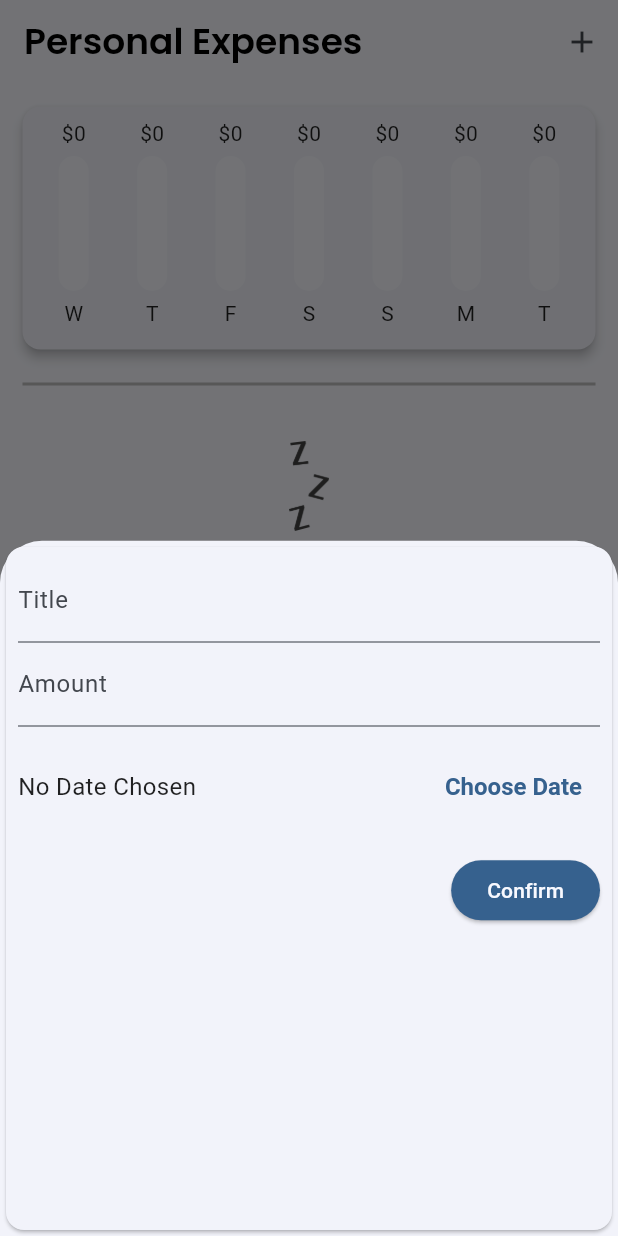
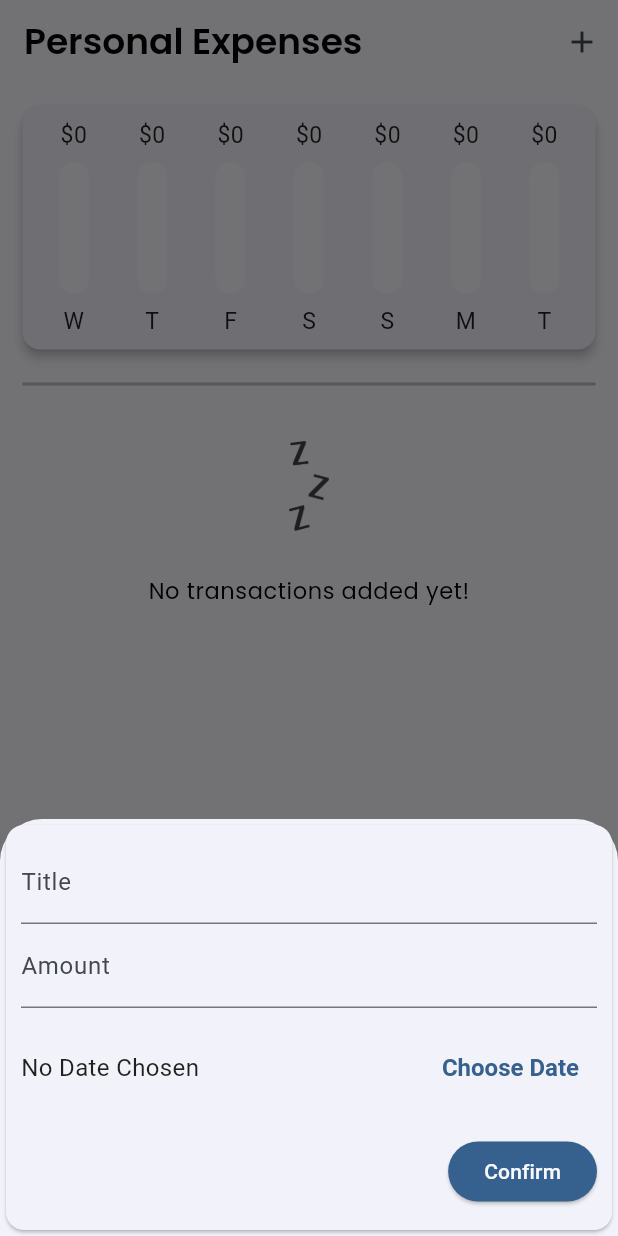
Before and after one commit to MiDev7/personal_expenses, a Flutter app: the screen it shows after launch, after a tap on the "add" icon, on a phone screen of 412 x 824 dp. Run offline on Flutter 3.47's test engine with Material 2 defaults, Android fonts, the phone set to English and light mode, and no system bars.

Commit message:
Responsiveness and adaptive

```diff
--- a/lib/main.dart
+++ b/lib/main.dart
@@ -5,8 +5,20 @@ import './widgets/chart.dart';
 import './models/transaction.dart';
 import './widgets/transaction_list.dart';
 import 'package:flutter/material.dart';
+import 'package:flutter/services.dart';
 
-void main() => runApp(MyApp());
+void main() {
+  WidgetsFlutterBinding.ensureInitialized();
+  SystemChrome.setPreferredOrientations(
+    [
+      DeviceOrientation.portraitUp,
+      DeviceOrientation.portraitDown,
+      DeviceOrientation.landscapeLeft,
+      DeviceOrientation.landscapeRight,
+    ],
+  );
+  runApp(MyApp());
+}
 
 class MyApp extends StatelessWidget {
   const MyApp({super.key});
@@ -101,6 +113,8 @@ class _MyHomePageState extends State<MyHomePage> {
     // ),
   ];
 
+  bool _showChart = false;
+
   List<Transaction> get _recentTransaction {
     return _userTransaction.where((tx) {
       return tx.date.isAfter(DateTime.now().subtract(
@@ -142,6 +156,10 @@ class _MyHomePageState extends State<MyHomePage> {
 
   @override
   Widget build(BuildContext context) {
+    final mediaQuery = MediaQuery.of(context);
+
+    bool isLandscape = mediaQuery.orientation == Orientation.landscape;
+
     final appBar = AppBar(
       title: const Text('Personal Expenses'),
       actions: [
@@ -151,20 +169,52 @@ class _MyHomePageState extends State<MyHomePage> {
         )
       ],
     );
+
+    final transactionList = Container(
+      height: (mediaQuery.size.height -
+              appBar.preferredSize.height -
+              mediaQuery.padding.top) *
+          0.75,
+      child: TransactionList(
+        transactions: _userTransaction,
+        deleteTx: _deleteTransaction,
+      ),
+    );
+
     return Scaffold(
       appBar: appBar,
-      body: SingleChildScrollView(
+      body: SafeArea(
+        child: SingleChildScrollView(
           child: Column(
             crossAxisAlignment: CrossAxisAlignment.start,
             children: <Widget>[
+              if (isLandscape)
+                Row(
+                  mainAxisAlignment: MainAxisAlignment.center,
+                  children: [
+                    Text('Show chart'),
+                    Switch.adaptive(
+                      value: _showChart,
+                      onChanged: (value) {
+                        setState(
+                          () {
+                            _showChart = value;
+                          },
+                        );
+                      },
+                    )
+                  ],
+                ),
+              if (!isLandscape)
                 Container(
-                height: (MediaQuery.of(context).size.height -
+                    height: (mediaQuery.size.height -
                             appBar.preferredSize.height -
-                        MediaQuery.of(context).padding.top) *
+                            mediaQuery.padding.top) *
                         0.25,
                     child: Chart(
                       recentTransaction: _recentTransaction,
                     )),
+              if (!isLandscape)
                 Container(
                   margin: const EdgeInsets.symmetric(
                     horizontal: 15.0,
@@ -175,17 +225,24 @@ class _MyHomePageState extends State<MyHomePage> {
                     color: Colors.grey[400],
                   ),
                 ),
-            Container(
-              height: (MediaQuery.of(context).size.height -
+              if (!isLandscape) transactionList,
+              if (isLandscape)
+                _showChart
+                    ? Container(
+                        height: (mediaQuery.size.height -
                                 appBar.preferredSize.height -
-                      MediaQuery.of(context).padding.top) *
+                                mediaQuery.padding.top) *
                             0.75,
-              child: TransactionList(
-                transactions: _userTransaction,
-                deleteTx: _deleteTransaction,
+                        margin: EdgeInsets.symmetric(
+                          horizontal: 50.0,
+                          vertical: 0.0,
                         ),
+                        child: Chart(
+                          recentTransaction: _recentTransaction,
+                        ))
+                    : transactionList
+            ],
           ),
-          ],
         ),
       ),
       floatingActionButton: FloatingActionButton(
--- a/lib/widgets/chart_bar.dart
+++ b/lib/widgets/chart_bar.dart
@@ -17,19 +17,21 @@ class ChartBar extends StatelessWidget {
 
   @override
   Widget build(BuildContext context) {
+    return LayoutBuilder(
+      builder: (context, constraint) {
         return Column(
           children: [
             Container(
-          height: 20,
+              height: constraint.maxHeight * 0.15,
               child: FittedBox(
                 child: Text('\$${spendingAmount.toStringAsFixed(0)}'),
               ),
             ),
             SizedBox(
-          height: 5,
+              height: constraint.maxHeight * 0.05,
             ),
             Container(
-          height: 90,
+              height: constraint.maxHeight * 0.6,
               width: 20,
               child: Stack(children: [
                 Container(
@@ -50,13 +52,17 @@ class ChartBar extends StatelessWidget {
               ]),
             ),
             SizedBox(
-          height: 5,
+              height: constraint.maxHeight * 0.05,
             ),
             Container(
-          height: 20,
+              height: constraint.maxHeight * 0.15,
+              child: FittedBox(
                 child: Text(label),
+              ),
             )
           ],
         );
+      },
+    );
   }
 }
--- a/lib/widgets/new_transaction.dart
+++ b/lib/widgets/new_transaction.dart
@@ -53,9 +53,16 @@ class _NewTransactionState extends State<NewTransaction> {
 
   @override
   Widget build(BuildContext context) {
-    return Card(
+    final textFactor = MediaQuery.of(context).textScaleFactor;
+    return SingleChildScrollView(
+      child: Card(
         child: Container(
-        padding: const EdgeInsets.all(8),
+          padding: EdgeInsets.only(
+            bottom: MediaQuery.of(context).viewInsets.bottom + 10.0,
+            top: 10.0,
+            left: 10.0,
+            right: 10.0,
+          ),
           child: Column(
             crossAxisAlignment: CrossAxisAlignment.end,
             children: <Widget>[
@@ -89,16 +96,16 @@ class _NewTransactionState extends State<NewTransaction> {
                         _selectedDate == null
                             ? 'No Date Chosen'
                             : 'Picked Date: ${DateFormat.yMd().format(_selectedDate as DateTime)}',
-                      style: const TextStyle(
-                        fontSize: 16,
+                        style: TextStyle(
+                          fontSize: 16 * textFactor,
                         ),
                       ),
                     ),
                     TextButton(
                       onPressed: _presentDatePicker,
                       style: TextButton.styleFrom(
-                        textStyle: const TextStyle(
-                      fontSize: 16,
+                          textStyle: TextStyle(
+                        fontSize: 16 * textFactor,
                         fontWeight: FontWeight.bold,
                       )),
                       child: const Text('Choose Date'),
@@ -122,6 +129,7 @@ class _NewTransactionState extends State<NewTransaction> {
             ],
           ),
         ),
+      ),
     );
   }
 }
--- a/lib/widgets/transaction_list.dart
+++ b/lib/widgets/transaction_list.dart
@@ -15,8 +15,9 @@ class TransactionList extends StatelessWidget {
   @override
   Widget build(BuildContext context) {
     return transactions.isEmpty
-        ? Container(
-            height: 400,
+        ? LayoutBuilder(builder: (context, constraint) {
+            return Container(
+              height: constraint.maxHeight * 0.6,
               width: double.infinity,
               child: Column(
                 mainAxisAlignment: MainAxisAlignment.start,
@@ -36,7 +37,8 @@ class TransactionList extends StatelessWidget {
                   ),
                 ],
               ),
-          )
+            );
+          })
         : ListView.builder(
             itemCount: transactions.length,
             itemBuilder: ((context, index) {
@@ -74,7 +76,16 @@ class TransactionList extends StatelessWidget {
                         color: Colors.grey.shade400,
                       ),
                     ),
-                    trailing: IconButton(
+                    trailing: MediaQuery.of(context).size.width > 400
+                        ? TextButton.icon(
+                            style: TextButton.styleFrom(
+                              foregroundColor:
+                                  Theme.of(context).colorScheme.error,
+                            ),
+                            onPressed: () => deleteTx(transactions[index].id),
+                            icon: Icon(Icons.delete),
+                            label: Text('Delete'))
+                        : IconButton(
                             icon: Icon(Icons.delete),
                             color: Theme.of(context).colorScheme.error,
                             iconSize: 30,
```
Lines whose indentation alone changed are shown as unchanged.
